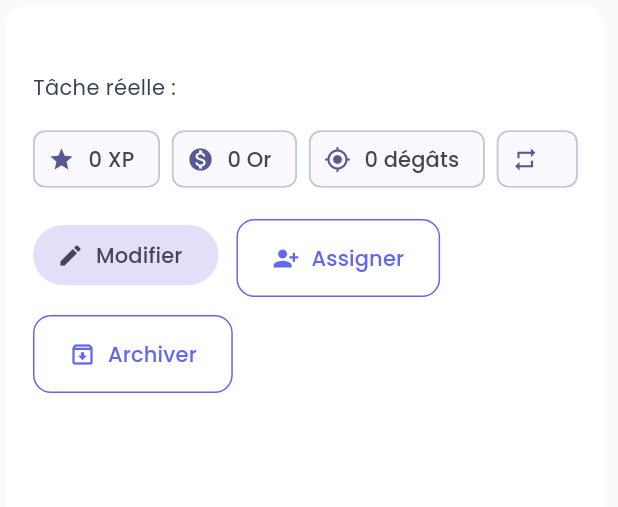
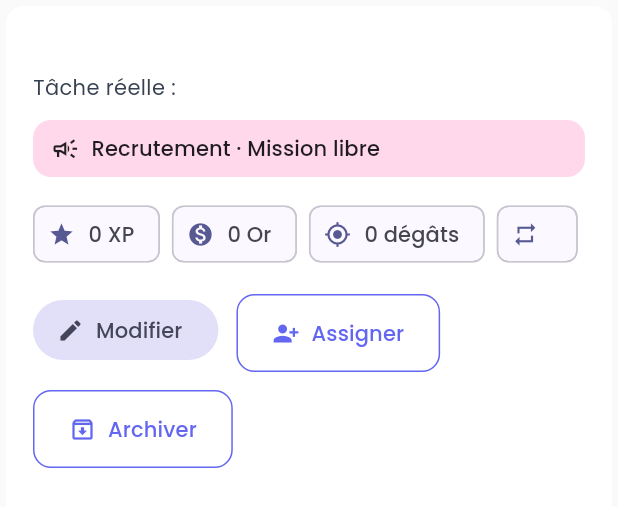
Before and after one commit to HomeQuest33310/homequest, a Flutter app: the QuestCard widget shown alone on an empty page, opened directly with empty values, on a phone screen of 412 x 824 dp. Shown: the top 507 px of the screen. Run offline on Flutter 3.47's test engine with Material 3 defaults, Android fonts, the phone set to English and light mode, and no system bars; our stand-ins replace flutter_dotenv, flutter_riverpod, go_router, google_fonts, supabase_flutter; accounts and stored records are empty.

Commit message:
feat(quests): show recruitment and assignees

```diff
--- a/app/lib/src/features/quests/domain/quest.dart
+++ b/app/lib/src/features/quests/domain/quest.dart
@@ -15,6 +15,7 @@ class Quest {
     this.description,
     this.regionKey,
     this.domainId,
+    this.assignees = const [],
   });
 
   final String id;
@@ -32,6 +33,7 @@ class Quest {
   final bool requiresApproval;
   final String status;
   final DateTime createdAt;
+  final List<QuestAssignee> assignees;
 
   factory Quest.fromMap(Map<String, dynamic> map) {
     return Quest(
@@ -50,6 +52,36 @@ class Quest {
       requiresApproval: map['requires_approval'] as bool,
       status: map['status'] as String,
       createdAt: DateTime.parse(map['created_at'] as String),
+      assignees: (map['assignees'] as List? ?? const [])
+          .map(
+            (item) => QuestAssignee.fromMap(
+              Map<String, dynamic>.from(item as Map),
+            ),
+          )
+          .toList(),
     );
   }
 }
+
+class QuestAssignee {
+  const QuestAssignee({
+    required this.memberId,
+    required this.userId,
+    required this.displayName,
+    required this.role,
+  });
+
+  final String memberId;
+  final String userId;
+  final String displayName;
+  final String role;
+
+  factory QuestAssignee.fromMap(Map<String, dynamic> map) {
+    return QuestAssignee(
+      memberId: map['member_id'] as String,
+      userId: map['user_id'] as String,
+      displayName: map['display_name'] as String,
+      role: map['role'] as String,
+    );
+  }
+}
--- a/app/lib/src/features/quests/presentation/widgets/quest_card.dart
+++ b/app/lib/src/features/quests/presentation/widgets/quest_card.dart
@@ -41,6 +41,8 @@ class QuestCard extends StatelessWidget {
               const SizedBox(height: 8),
               Text(quest.description!),
             ],
+            const SizedBox(height: 12),
+            _AssignmentBadge(assignees: quest.assignees),
             const SizedBox(height: 14),
             Wrap(
               spacing: 8,
@@ -93,6 +95,49 @@ class QuestCard extends StatelessWidget {
   }
 }
 
+class _AssignmentBadge extends StatelessWidget {
+  const _AssignmentBadge({required this.assignees});
+
+  final List<QuestAssignee> assignees;
+
+  @override
+  Widget build(BuildContext context) {
+    final theme = Theme.of(context);
+    final isRecruiting = assignees.isEmpty;
+    final label = isRecruiting
+        ? 'Recrutement · Mission libre'
+        : 'Assignée à ${assignees.map((member) => member.displayName).join(', ')}';
+
+    return Container(
+      width: double.infinity,
+      decoration: BoxDecoration(
+        color: isRecruiting
+            ? theme.colorScheme.tertiaryContainer
+            : theme.colorScheme.secondaryContainer,
+        borderRadius: BorderRadius.circular(12),
+      ),
+      child: Padding(
+        padding: const EdgeInsets.symmetric(horizontal: 12, vertical: 9),
+        child: Row(
+          children: [
+            Icon(
+              isRecruiting ? Icons.campaign_outlined : Icons.people_outline,
+              size: 19,
+            ),
+            const SizedBox(width: 8),
+            Expanded(
+              child: Text(
+                label,
+                style: theme.textTheme.labelLarge,
+              ),
+            ),
+          ],
+        ),
+      ),
+    );
+  }
+}
+
 class _StatBadge extends StatelessWidget {
   const _StatBadge({
     required this.icon,
```
Also changed, not shown: 2 other files.
